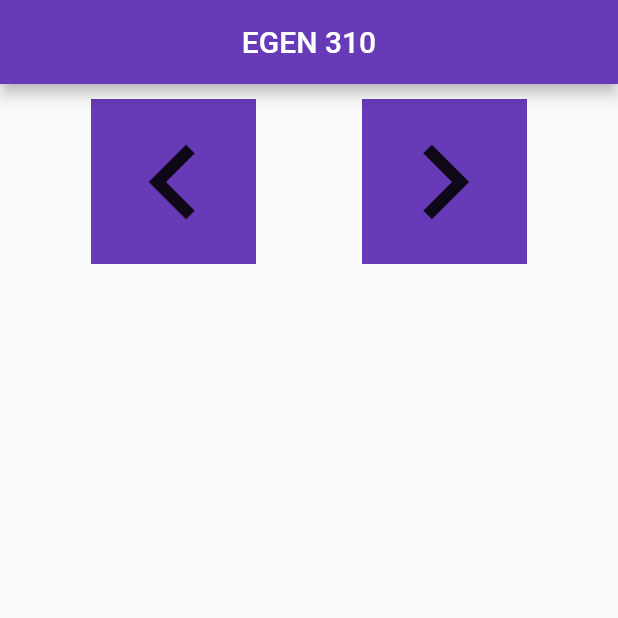
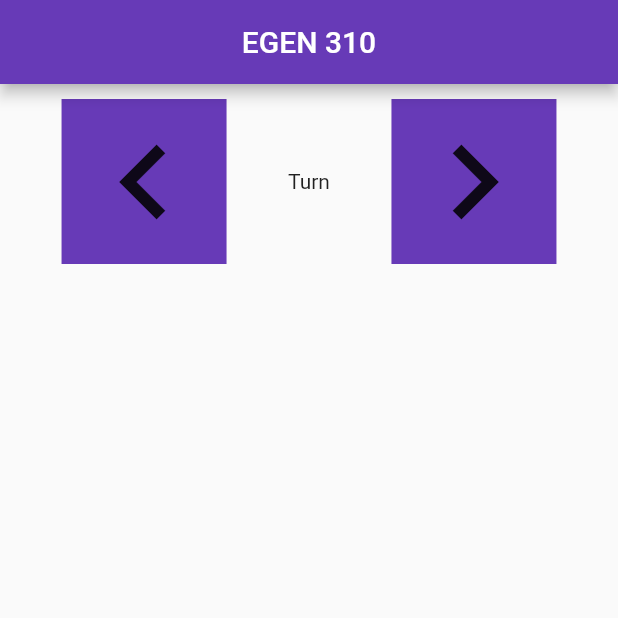
Before and after one commit to MGallivan00/EGEN_310, a Flutter app: the screen it shows after launch, on a phone screen of 412 x 824 dp, the top half of it. Run offline on Flutter 3.47's test engine with Material 2 defaults, Android fonts, the phone set to English and light mode, and no system bars.

Commit message:
Added text for turn

```diff
--- a/lib/main.dart
+++ b/lib/main.dart
@@ -70,9 +70,10 @@ class _MyHomePageState extends State<MyHomePage> {
           crossAxisAlignment: CrossAxisAlignment.center,
           children: [
             //TODO Thread?
-
             _leftButton = UserInterface(MainAxisAlignment.center, // Create the left button
                 CrossAxisAlignment.end, "turn Left", Icons.keyboard_arrow_left),
+            Text('Turn'),
+
             _rightButton = UserInterface(MainAxisAlignment.center, // Create the turn right button
                 CrossAxisAlignment.end, "turn Right", Icons.keyboard_arrow_right),
           ]),
--- a/lib/user_interface.dart
+++ b/lib/user_interface.dart
@@ -69,6 +69,7 @@ class _UserInterfaceState extends State<UserInterface> {
             decoration: BoxDecoration(color: Colors.deepPurple),
             padding: EdgeInsets.all(5.0),
             margin: EdgeInsets.all(10.0),
+
             child: Icon(
               // Adds Arrow Icon to button
               _icon,
```
